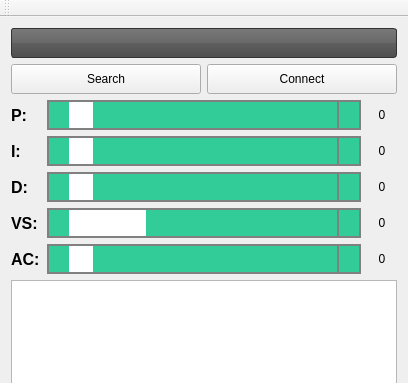
First picture: the form in BalanceRobotRemote/mainwindow.ui, repository takyonxxx/BalanceRobotQT-Raspberry, before the edit; both pictures show x 0 to 408 and y 0 to 383 of the 408 by 686 pixel window.
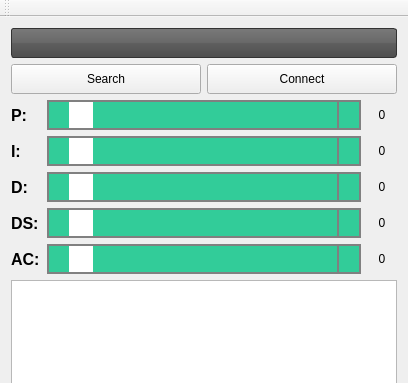
Second picture: the form after the edit. Icons and pictures are not drawn.

The edit to the form file:
```diff
--- a/BalanceRobotRemote/mainwindow.ui
+++ b/BalanceRobotRemote/mainwindow.ui
@@ -430,7 +430,7 @@
            </font>
           </property>
           <property name="text">
-           <string>VS:</string>
+           <string>DS:</string>
           </property>
           <property name="alignment">
            <set>Qt::AlignLeading|Qt::AlignLeft|Qt::AlignVCenter</set>
@@ -473,7 +473,7 @@
 }</string>
           </property>
           <property name="maximum">
-           <number>25</number>
+           <number>100</number>
           </property>
           <property name="orientation">
            <enum>Qt::Horizontal</enum>
```
Left out of the diff: 6 changed lines with no effect on the pictures.
